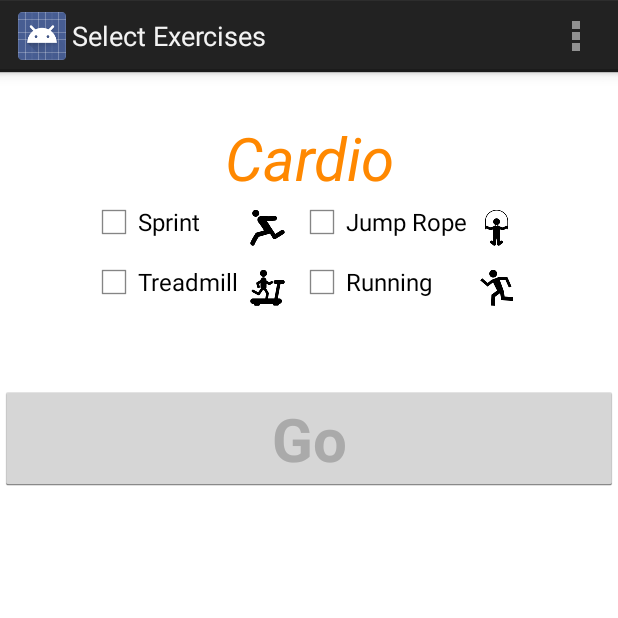
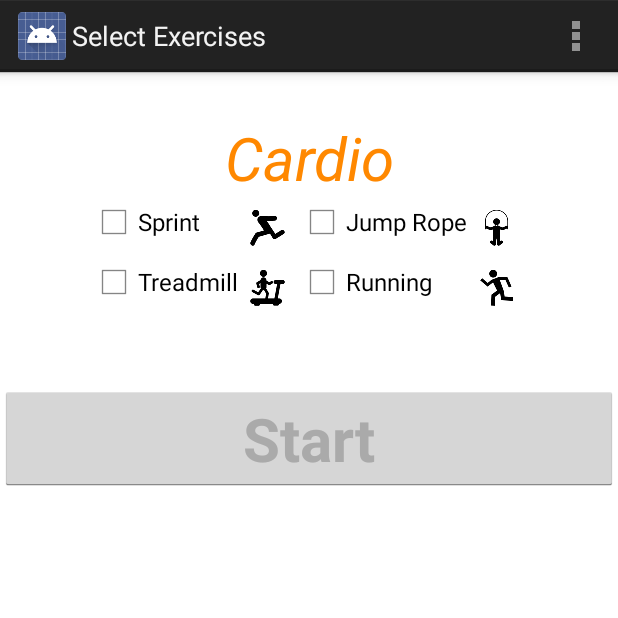
Before and after one commit to andylincoln/fitnessbunduruu, an Android app: the screen it shows after launch (SelectActivity), after a tap on "Cardio", on a phone screen of 412 x 824 dp, the top half of it. Run offline under Robolectric (Android 15) with nearby library versions, the phone set to English and light mode, and no system bars.

Commit message:
Go Button -> Start Button

```diff
--- a/app/src/main/res/layout/activity_select.xml
+++ b/app/src/main/res/layout/activity_select.xml
@@ -118,7 +118,7 @@
         android:layout_height="wrap_content"
         android:textAppearance="?android:attr/textAppearanceLarge"
         android:id="@+id/beginButton"
-        android:text="Go"
+        android:text="@string/Start"
         android:gravity="center_horizontal"
         android:textColor="@android:color/darker_gray"
         android:textSize="40sp"
--- a/app/src/main/res/values/strings.xml
+++ b/app/src/main/res/values/strings.xml
@@ -14,6 +14,7 @@
     <!--Exercise Activity-->
     <string name="exercisePrompt">Choose your exercise</string>
 
+    <string name="Start">Start</string>
 
     <!-- Standalone for access by all-->
     <string name="cardio">Cardio</string>
```
